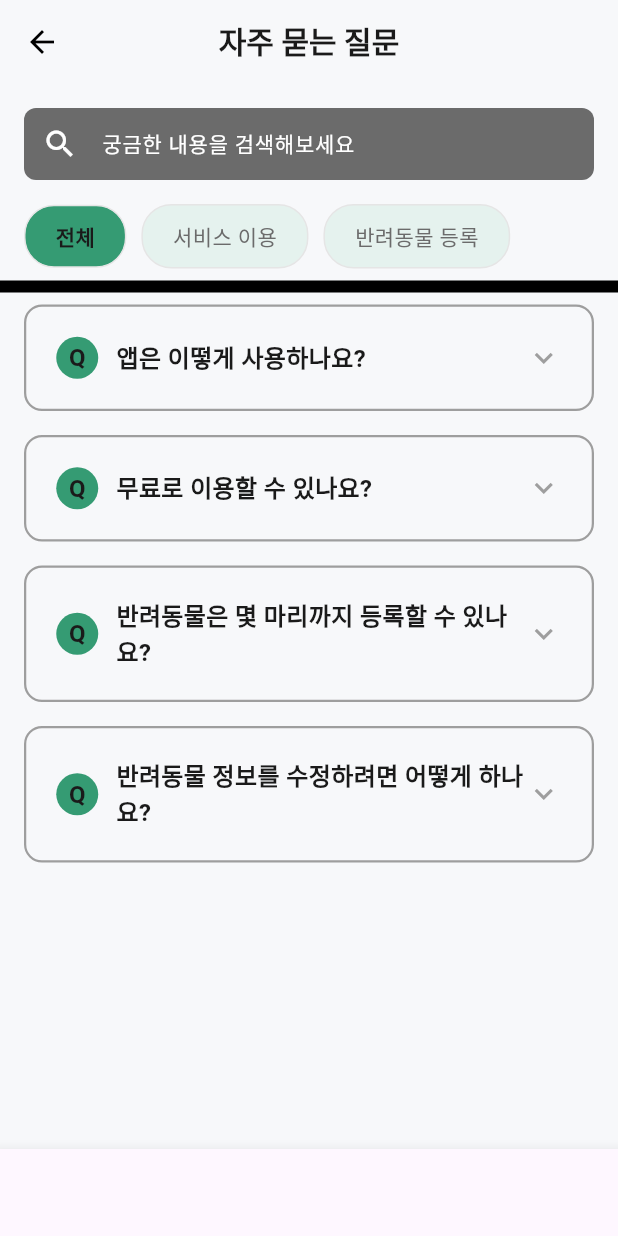
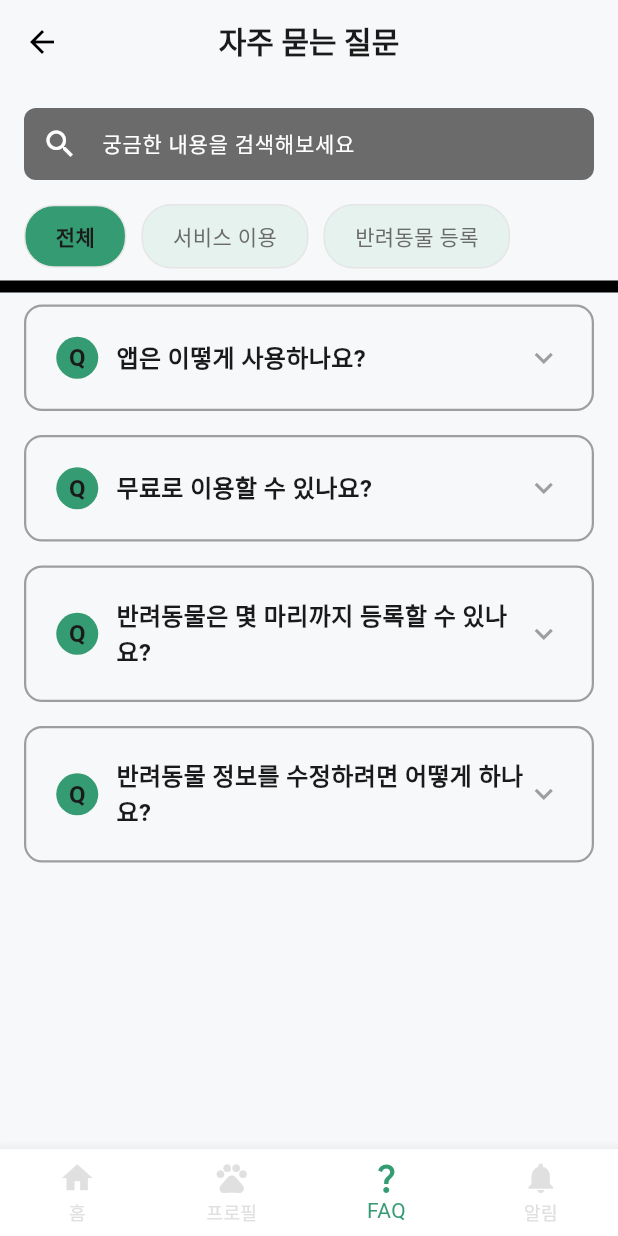
Before and after one commit to oh930428/MiddleProject-AniMind-Pawong, a Flutter app: the FaqScreen screen opened by its route, on a phone screen of 412 x 824 dp. Run offline on Flutter 3.47's test engine with Material 3 defaults, Android fonts, the phone set to English and light mode, and no system bars; our stand-ins replace dio, flutter_dotenv, go_router, google_sign_in, image_picker, shared_preferences and 1 more; accounts and stored records are empty; network calls fail.

Commit message:
home_screen file error update and bottom navigation bar color update

```diff
--- a/lib/core/router/home_shell.dart
+++ b/lib/core/router/home_shell.dart
@@ -1,5 +1,6 @@
 import 'package:flutter/material.dart';
 import 'package:go_router/go_router.dart';
+import 'package:middleproject_animind_pawong/core/theme/app_colors.dart';
 
 class HomeShell extends StatelessWidget {
   final Widget child;
@@ -30,6 +31,10 @@ class HomeShell extends StatelessWidget {
               break;
           }
         },
+        selectedItemColor: AppColors.primary, // 선택된 탭 색
+        unselectedItemColor: Colors.grey[300], // 선택되지 않은 탭 색
+        backgroundColor: Colors.white, // 배경색
+        type: BottomNavigationBarType.fixed, // 4개 이상일 때 안정적
         items: const [
           BottomNavigationBarItem(icon: Icon(Icons.home), label: '홈'),
           BottomNavigationBarItem(icon: Icon(Icons.pets), label: '프로필'),
--- a/lib/features/home/presentation/widgets/hospital_card.dart
+++ b/lib/features/home/presentation/widgets/hospital_card.dart
@@ -41,7 +41,7 @@ class HospitalCard extends StatelessWidget {
                   ),
                   if (record.nextVisitat != null && record.nextVisitat != null)
                     Text(
-                      '다음 방문: ${record.nextVisitat}',
+                      '다음 방문일: ${record.nextVisitat!.year}-${record.nextVisitat!.month.toString().padLeft(2, '0')}-${record.nextVisitat!.day.toString().padLeft(2, '0')}',
                       style: TextStyle(
                         color: AppColors.primary,
                         fontWeight: FontWeight.w500,
@@ -51,7 +51,9 @@ class HospitalCard extends StatelessWidget {
               ),
             ),
             Text(
-              record.visitedat as String,
+              record.visitedat != null
+                  ? "${record.visitedat!.year}-${record.visitedat!.month.toString().padLeft(2, '0')}-${record.visitedat!.day.toString().padLeft(2, '0')}"
+                  : '',
               style: Theme.of(context).textTheme.bodySmall,
             ),
           ],
```
Also changed, not shown: lib/core/router/app_router.dart (+4 -4 lines).
